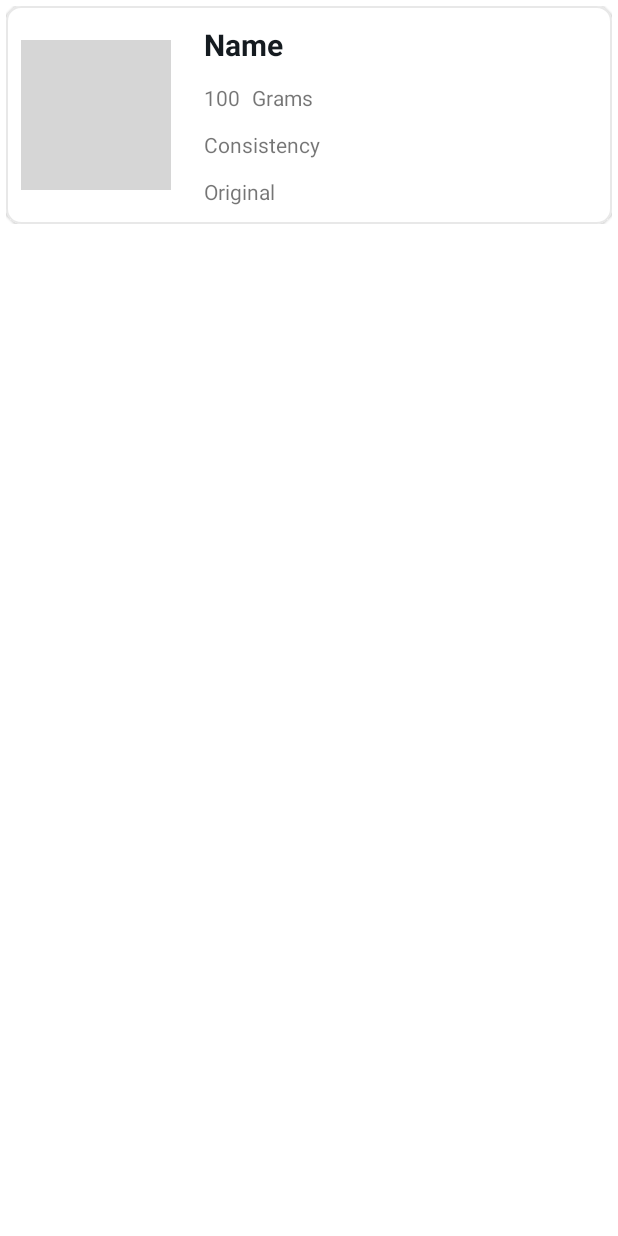
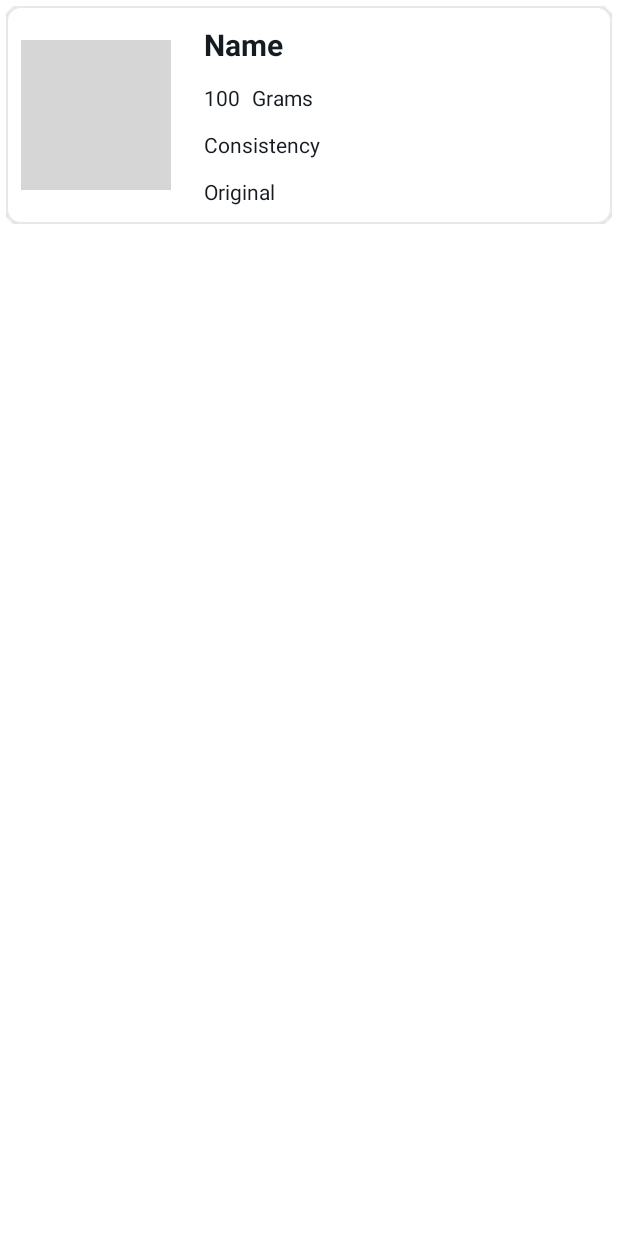
Before and after one commit to AlexPasynkov/FoodForce, an Android app: the layout ingredients_row_layout.xml on its own in the app's theme, with its tools: preview values and no code run, on a phone screen of 412 x 824 dp. Run offline under Robolectric (Android 15) with nearby library versions, the phone set to English and light mode, and no system bars; Roboto replaces fonts that are not available here; grey boxes are pictures that could not be loaded.

```diff
--- a/app/src/main/java/com/alexlearn/foodforce/ui/DetailsActivity.kt
+++ b/app/src/main/java/com/alexlearn/foodforce/ui/DetailsActivity.kt
@@ -11,6 +11,7 @@ import com.alexlearn.foodforce.adapters.PagerAdapter
 import com.alexlearn.foodforce.ui.fragments.ingredients.IngredientsFragment
 import com.alexlearn.foodforce.ui.fragments.instructions.InstructionsFragment
 import com.alexlearn.foodforce.ui.fragments.overview.OverviewFragment
+import com.alexlearn.foodforce.util.Constants.Companion.RECIPE_RESULT_KEY
 import kotlinx.android.synthetic.main.activity_details.*
 
 class DetailsActivity : AppCompatActivity() {
@@ -36,7 +37,7 @@ class DetailsActivity : AppCompatActivity() {
         titles.add("Instructions")
 
         val resultBundle = Bundle()
-        resultBundle.putParcelable("recipeBundle", args.result)
+        resultBundle.putParcelable(RECIPE_RESULT_KEY, args.result)
 
         val adapter = PagerAdapter(
             resultBundle,
--- a/app/src/main/java/com/alexlearn/foodforce/ui/fragments/overview/OverviewFragment.kt
+++ b/app/src/main/java/com/alexlearn/foodforce/ui/fragments/overview/OverviewFragment.kt
@@ -9,6 +9,7 @@ import androidx.core.content.ContextCompat
 import coil.load
 import com.alexlearn.foodforce.R
 import com.alexlearn.foodforce.models.Result
+import com.alexlearn.foodforce.util.Constants.Companion.RECIPE_RESULT_KEY
 import kotlinx.android.synthetic.main.fragment_overview.view.*
 import org.jsoup.Jsoup
 
@@ -22,7 +23,7 @@ class OverviewFragment : Fragment() {
         val view =  inflater.inflate(R.layout.fragment_overview, container, false)
 
         val args = arguments
-        val myBundle: Result? = args?.getParcelable("recipeBundle")
+        val myBundle: Result? = args?.getParcelable(RECIPE_RESULT_KEY)
 
         view.main_imageView.load(myBundle?.image)
         view.title_textView.text = myBundle?.title
--- a/app/src/main/java/com/alexlearn/foodforce/util/Constants.kt
+++ b/app/src/main/java/com/alexlearn/foodforce/util/Constants.kt
@@ -5,7 +5,10 @@ class Constants {
     companion object {
 
         const val BASE_URL = "https://api.spoonacular.com"
+        const val BASE_IMAGE_URL = "https://spoonacular.com/cdn/ingredients_100x100/"
         const val API_KEY = "68885c52ef9745709d4fb86f260e150b"
+
+        const val RECIPE_RESULT_KEY = "recipeBundle"
 
         // API Query Keys
         const val QUERY_SEARCH = "query"
--- a/app/src/main/res/layout/activity_details.xml
+++ b/app/src/main/res/layout/activity_details.xml
@@ -5,6 +5,7 @@
     android:id="@+id/detailsLayout"
     android:layout_width="match_parent"
     android:layout_height="match_parent"
+    android:background="@color/lightGray"
     tools:context=".ui.DetailsActivity">
 
     <com.google.android.material.appbar.AppBarLayout
--- a/app/src/main/res/layout/ingredients_row_layout.xml
+++ b/app/src/main/res/layout/ingredients_row_layout.xml
@@ -45,7 +45,7 @@
                 tools:srcCompat="@tools:sample/avatars" />
 
             <TextView
-                android:id="@+id/ingredient_main"
+                android:id="@+id/ingredient_name"
                 android:layout_width="0dp"
                 android:layout_height="wrap_content"
                 android:layout_marginStart="12dp"
@@ -66,8 +66,9 @@
                 android:layout_height="wrap_content"
                 android:layout_marginTop="12dp"
                 android:text="100"
-                app:layout_constraintStart_toStartOf="@+id/ingredient_main"
-                app:layout_constraintTop_toBottomOf="@+id/ingredient_main" />
+                android:textColor="@color/titleColor"
+                app:layout_constraintStart_toStartOf="@+id/ingredient_name"
+                app:layout_constraintTop_toBottomOf="@+id/ingredient_name" />
 
             <TextView
                 android:id="@+id/ingredient_unit"
@@ -75,6 +76,7 @@
                 android:layout_height="wrap_content"
                 android:layout_marginStart="8dp"
                 android:text="Grams"
+                android:textColor="@color/titleColor"
                 app:layout_constraintBottom_toBottomOf="@+id/ingredient_amount"
                 app:layout_constraintStart_toEndOf="@+id/ingredient_amount"
                 app:layout_constraintTop_toTopOf="@+id/ingredient_amount" />
@@ -86,6 +88,7 @@
                 android:layout_marginTop="12dp"
                 android:layout_marginEnd="12dp"
                 android:text="Consistency"
+                android:textColor="@color/titleColor"
                 app:layout_constraintEnd_toEndOf="parent"
                 app:layout_constraintStart_toStartOf="@+id/ingredient_amount"
                 app:layout_constraintTop_toBottomOf="@+id/ingredient_amount" />
@@ -98,6 +101,7 @@
                 android:layout_marginEnd="12dp"
                 android:layout_marginBottom="12dp"
                 android:text="Original"
+                android:textColor="@color/titleColor"
                 app:layout_constraintBottom_toBottomOf="parent"
                 app:layout_constraintEnd_toEndOf="parent"
                 app:layout_constraintStart_toStartOf="@+id/ingredient_consistency"
```
Also changed, not shown: app/src/main/java/com/alexlearn/foodforce/adapters/IngredientsAdapter.kt (added, +48 -0 lines), app/src/main/java/com/alexlearn/foodforce/ui/fragments/ingredients/IngredientsFragment.kt (+21 -2 lines).
